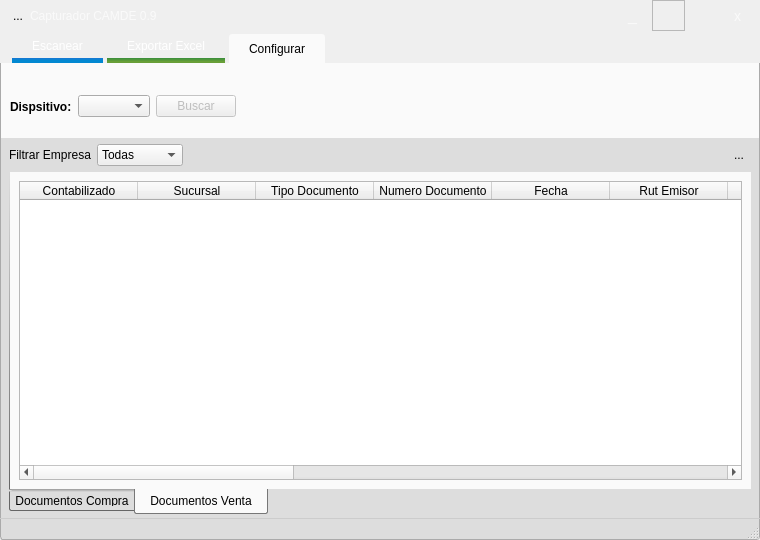
Before: the Qt Designer form GUI/mainWindow.ui in firenessmax/bte001, drawn with Qt 5.
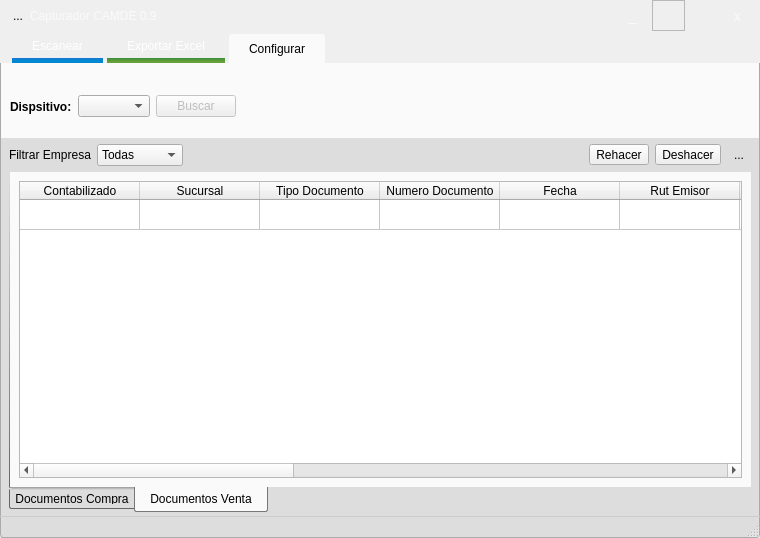
After: the same form once the commit is applied. The open tabs and pages were chosen to show the change. Icons and pictures are not drawn.

Commit message: deshacer rehacer contabilizar Falta icono Verificar cuando desactivar

```diff
--- a/GUI/mainWindow.ui
+++ b/GUI/mainWindow.ui
@@ -7,7 +7,7 @@
     <x>0</x>
     <y>0</y>
     <width>760</width>
-    <height>540</height>
+    <height>538</height>
    </rect>
   </property>
   <property name="windowTitle">
@@ -948,6 +948,34 @@
               </property>
              </spacer>
             </item>
+            <item>
+             <widget class="QToolButton" name="rehacerToolButton">
+              <property name="text">
+               <string>Rehacer</string>
+              </property>
+              <property name="icon">
+               <iconset resource="images/images.qrc">
+                <normaloff>:/newPrefix/Error.png</normaloff>:/newPrefix/Error.png</iconset>
+              </property>
+              <property name="toolButtonStyle">
+               <enum>Qt::ToolButtonTextBesideIcon</enum>
+              </property>
+             </widget>
+            </item>
+            <item>
+             <widget class="QToolButton" name="deshacerToolButton">
+              <property name="text">
+               <string>Deshacer</string>
+              </property>
+              <property name="icon">
+               <iconset resource="images/images.qrc">
+                <normaloff>:/newPrefix/bigBug.png</normaloff>:/newPrefix/bigBug.png</iconset>
+              </property>
+              <property name="toolButtonStyle">
+               <enum>Qt::ToolButtonTextBesideIcon</enum>
+              </property>
+             </widget>
+            </item>
             <item>
              <widget class="QToolButton" name="toolButton_3">
               <property name="text">
@@ -1239,18 +1267,44 @@
                 <property name="selectionBehavior">
                  <enum>QAbstractItemView::SelectRows</enum>
                 </property>
+                <property name="textElideMode">
+                 <enum>Qt::ElideLeft</enum>
+                </property>
                 <property name="sortingEnabled">
                  <bool>true</bool>
                 </property>
                 <property name="rowCount">
-                 <number>0</number>
+                 <number>1</number>
                 </property>
                 <attribute name="horizontalHeaderDefaultSectionSize">
-                 <number>118</number>
+                 <number>120</number>
                 </attribute>
                 <attribute name="horizontalHeaderMinimumSectionSize">
-                 <number>118</number>
+                 <number>12</number>
                 </attribute>
+                <attribute name="horizontalHeaderShowSortIndicator" stdset="0">
+                 <bool>true</bool>
+                </attribute>
+                <attribute name="horizontalHeaderStretchLastSection">
+                 <bool>false</bool>
+                </attribute>
+                <attribute name="verticalHeaderVisible">
+                 <bool>false</bool>
+                </attribute>
+                <attribute name="verticalHeaderCascadingSectionResizes">
+                 <bool>true</bool>
+                </attribute>
+                <attribute name="verticalHeaderMinimumSectionSize">
+                 <number>30</number>
+                </attribute>
+                <attribute name="verticalHeaderShowSortIndicator" stdset="0">
+                 <bool>false</bool>
+                </attribute>
+                <row>
+                 <property name="text">
+                  <string>1</string>
+                 </property>
+                </row>
                 <column>
                  <property name="text">
                   <string>Contabilizado</string>
```
Left out of the diff: 80 changed lines with no effect on the pictures. The commit also changes 7 other files.
